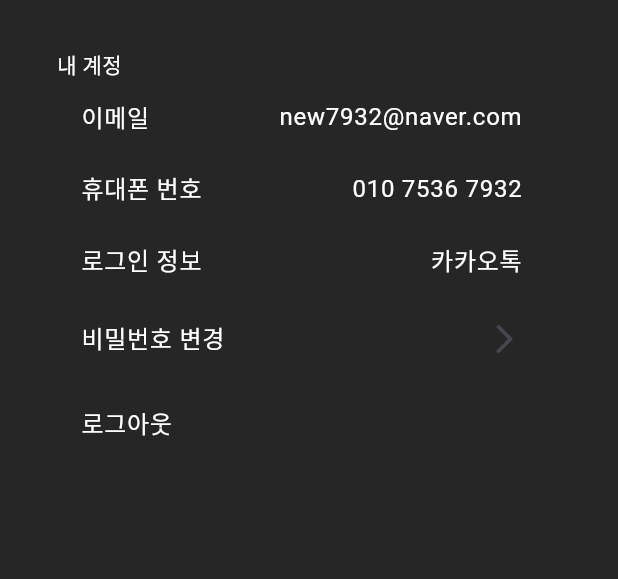
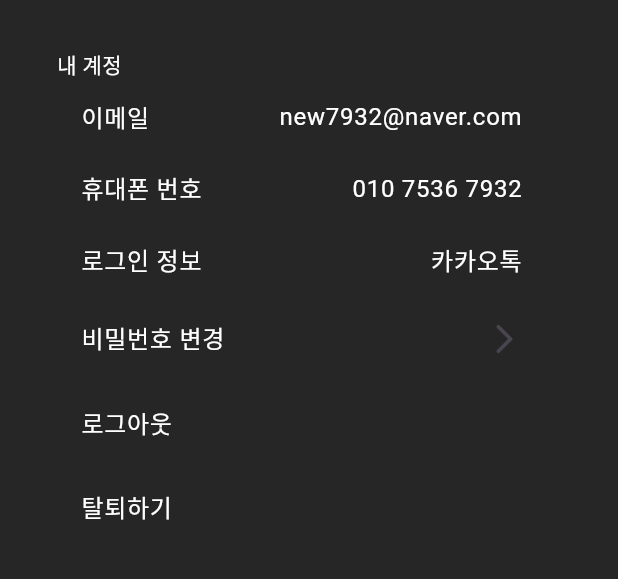
Before and after one commit to wa-plan/domino-front-end, a Flutter app: the AccountManagement screen opened directly, on a phone screen of 412 x 824 dp, the part 80-659 px from its top. Run offline on Flutter 3.47's test engine with Material 3 defaults, Android fonts, the phone set to English and light mode, and no system bars; our stand-ins replace fluttertoast, image_picker, table_calendar.

Commit message:
탈퇴 버튼 클릭 시 팝업창

```diff
--- a/lib/screens/ST/account_management.dart
+++ b/lib/screens/ST/account_management.dart
@@ -1,6 +1,8 @@
+import 'package:domino/main.dart';
 import 'package:flutter/material.dart';
 import 'package:domino/screens/ST/change_password.dart';
 import 'package:domino/screens/ST/settings_main.dart';
+import 'package:domino/widgets/TD/popup.dart';
 
 class AccountManagement extends StatefulWidget {
   const AccountManagement({super.key});
@@ -75,36 +77,45 @@ class _AccountManagementState extends State<AccountManagement> {
                   ),
                   const ListTile(
                     title: Text('로그아웃', style: TextStyle(color: Colors.white)),
+                  ),
+                  ListTile(
+                    title: const Text('탈퇴하기',
+                        style: TextStyle(color: Colors.white)),
+                    onTap: () {
+                      PopupDialog.show(
+                        context,
+                        '이건 아니야.. \n정말 떠날거야...?',
+                        true, // cancel
+                        false, // close
+                        false, // delete
+                        true, // signout
+                        onCancel: () {
+                          // 취소 버튼을 눌렀을 때 실행할 코드
+                          Navigator.of(context).pop();
+                        },
+                        onClose: () {
+                          // 닫기 버튼을 눌렀을 때 실행할 코드
+                          Navigator.of(context).pop();
+                        },
+                        onDelete: () {
+                          // 삭제 버튼을 눌렀을 때 실행할 코드
+                          Navigator.of(context).pop();
+                        },
+                        onSignOut: () {
+                          // 탈퇴 버튼을 눌렀을 때 실행할 코드
+                          Navigator.push(
+                              context,
+                              MaterialPageRoute(
+                                builder: (context) => const MyApp(),
+                              ));
+                        },
+                      );
+                    },
                   )
                 ],
               ))
             ],
           ),
-          /*const Row(
-                children: [
-                  Text(
-                    '이메일',
-                    style: TextStyle(color: Colors.white, fontSize: 16),
-                  ),
-                  SizedBox(
-                    width: 130,
-                  ),
-                  Text('new7932@naver.com',
-                      style: TextStyle(color: Colors.white, fontSize: 16))
-                ],
-              ),
-              ListView(children: const [
-                ListTile(
-                  title: Text(
-                    '휴대폰 번호',
-                    style: TextStyle(color: Colors.white),
-                  ),
-                  trailing: Text(
-                    '010 7536 0000',
-                    style: TextStyle(color: Colors.red),
-                  ),
-                ),
-              ])*/
         ));
   }
 }
```
